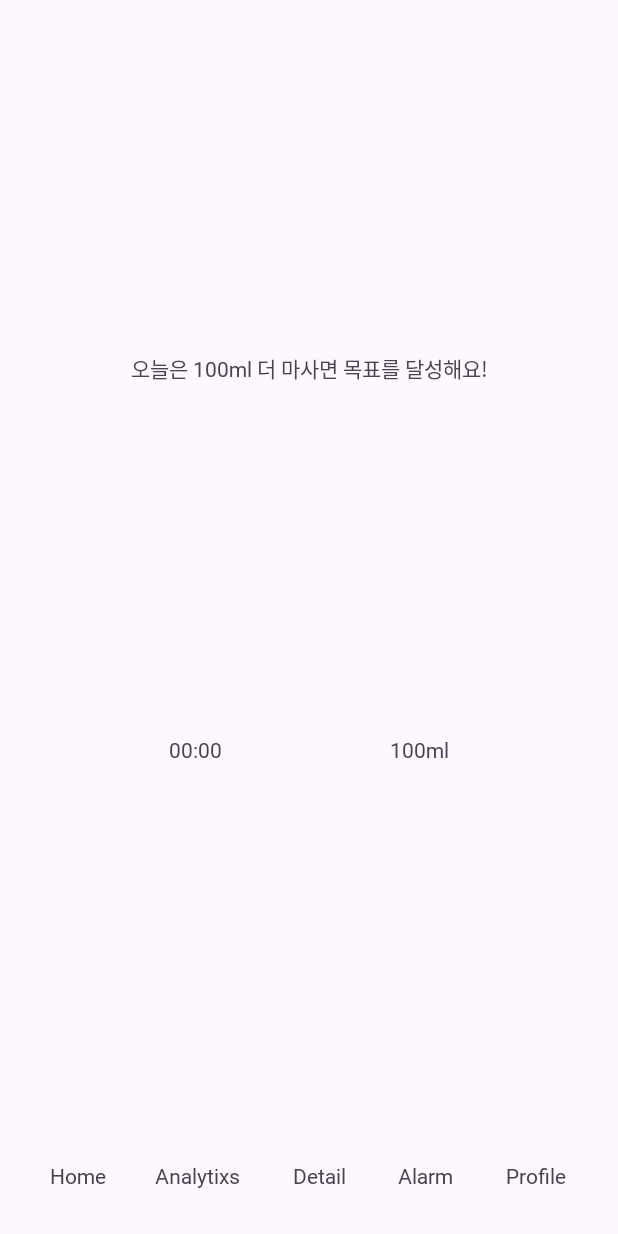
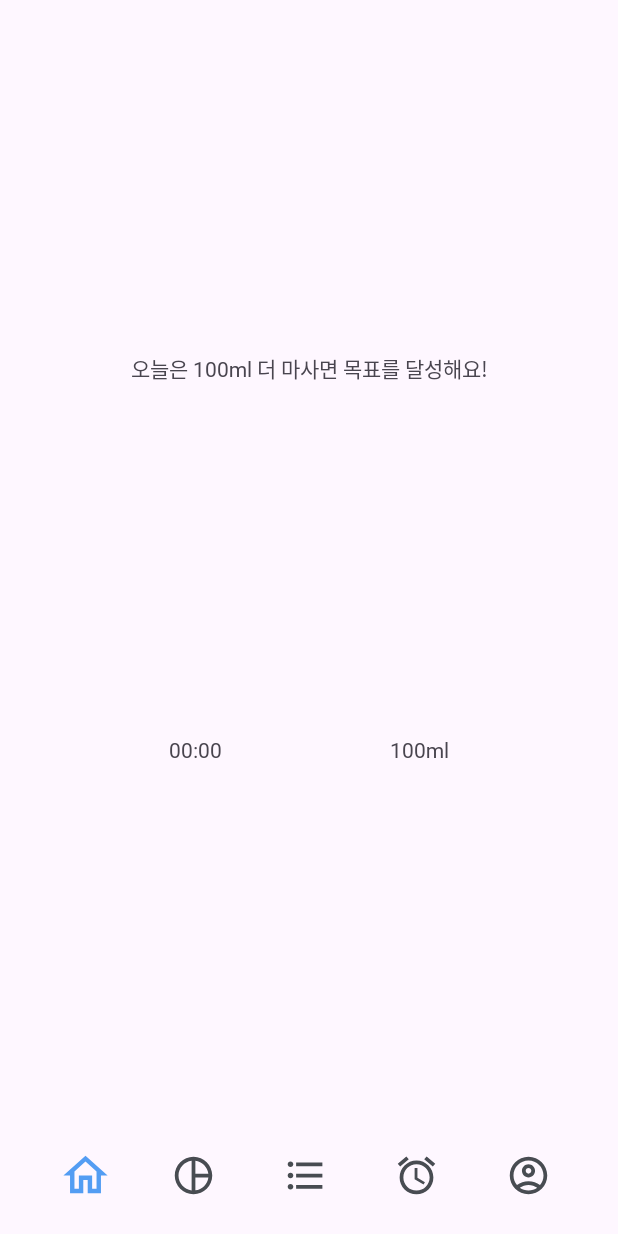
Before and after one commit to yymin1022/AquaMonitor_Android, an Android app: the MainActivity screen opened directly, with no data from a screen before it, on a phone screen of 412 x 824 dp. Run offline under Robolectric (Android 15) with nearby library versions, the phone set to English and light mode, and no system bars; libraries missing offline, so code that uses them is left out: androidx.health.connect; 10 statements that could not run were skipped.

Commit message:
Update MainActivity : Added NavBar Icons

```diff
--- a/app/src/main/res/layout/activity_main.xml
+++ b/app/src/main/res/layout/activity_main.xml
@@ -38,10 +38,11 @@
             app:layout_constraintStart_toStartOf="parent"
             app:layout_constraintTop_toTopOf="parent">
 
-            <TextView
-                android:layout_width="wrap_content"
-                android:layout_height="wrap_content"
-                android:text="Home" />
+            <ImageView
+                android:layout_width="35dp"
+                android:layout_height="35dp"
+                android:src="@drawable/ic_nav_home_enabled"
+                android:id="@+id/main_nav_home_icon" />
 
         </LinearLayout>
 
@@ -56,10 +57,11 @@
             app:layout_constraintStart_toEndOf="@id/main_nav_detail"
             app:layout_constraintTop_toTopOf="parent">
 
-            <TextView
-                android:layout_width="wrap_content"
-                android:layout_height="wrap_content"
-                android:text="Analytixs" />
+            <ImageView
+                android:layout_width="30dp"
+                android:layout_height="30dp"
+                android:src="@drawable/ic_nav_analytics_disabled"
+                android:id="@+id/main_nav_analytics_icon" />
 
         </LinearLayout>
 
@@ -74,10 +76,11 @@
             app:layout_constraintStart_toEndOf="@id/main_nav_analytics"
             app:layout_constraintTop_toTopOf="parent">
 
-            <TextView
-                android:layout_width="wrap_content"
-                android:layout_height="wrap_content"
-                android:text="Detail" />
+            <ImageView
+                android:layout_width="30dp"
+                android:layout_height="30dp"
+                android:src="@drawable/ic_nav_detail_disabled"
+                android:id="@+id/main_nav_detail_icon" />
 
         </LinearLayout>
 
@@ -92,10 +95,11 @@
             app:layout_constraintStart_toEndOf="@id/main_nav_detail"
             app:layout_constraintTop_toTopOf="parent">
 
-            <TextView
-                android:layout_width="wrap_content"
-                android:layout_height="wrap_content"
-                android:text="Alarm" />
+            <ImageView
+                android:layout_width="30dp"
+                android:layout_height="30dp"
+                android:src="@drawable/ic_nav_alarm_disabled"
+                android:id="@+id/main_nav_alarm_icon" />
 
         </LinearLayout>
 
@@ -110,10 +114,11 @@
             app:layout_constraintStart_toEndOf="@id/main_nav_alarm"
             app:layout_constraintTop_toTopOf="parent">
 
-            <TextView
-                android:layout_width="wrap_content"
-                android:layout_height="wrap_content"
-                android:text="Profile" />
+            <ImageView
+                android:layout_width="30dp"
+                android:layout_height="30dp"
+                android:src="@drawable/ic_nav_profile_disabled"
+                android:id="@+id/main_nav_profile_icon" />
 
         </LinearLayout>
 
```
Also changed, not shown: app/src/main/java/com/yong/aquamonitor/activity/MainActivity.kt (+31 -0 lines).
